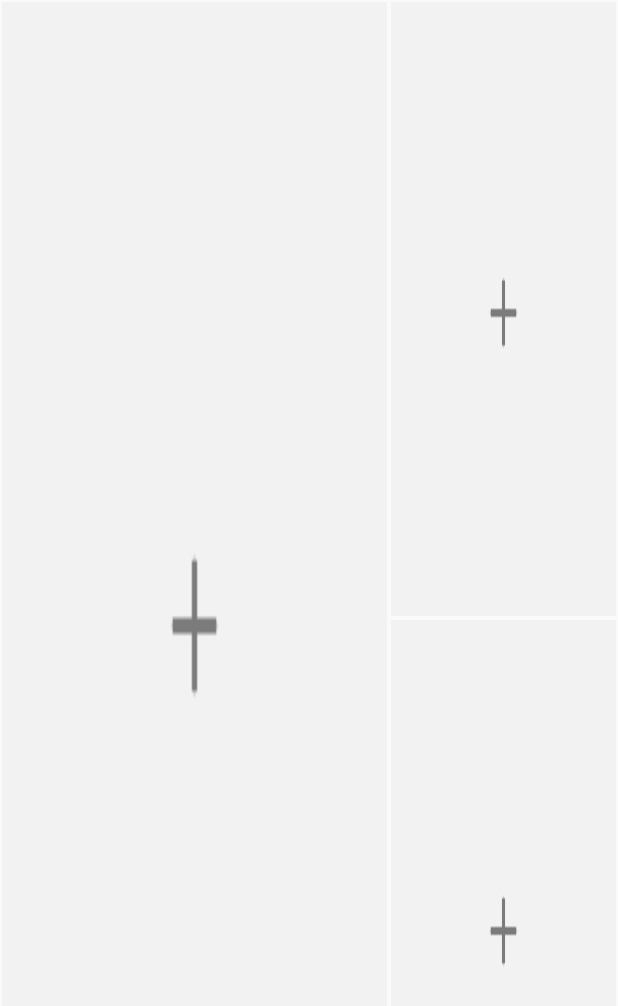
After one commit to kluge121/AlbumMaker, an Android app: the layout fragment_template2.xml on its own in the app's theme, with its tools: preview values and no code run, on a phone screen of 412 x 824 dp. The commit adds this screen. Shown: the top 1006 px of the screen. Run offline under Robolectric (Android 15) with nearby library versions, the light colour scheme and no system bars.

Commit message:
Album Template 선택 적용 구현

```diff
--- a/app/src/main/java/com/globe/albummaker/constants/TypeConstants.kt
+++ /dev/null
@@ -1 +0,0 @@
-package com.globe.albummaker.constants
--- a/app/src/main/java/com/globe/albummaker/constants/constants.kt
+++ b/app/src/main/java/com/globe/albummaker/constants/constants.kt
@@ -9,6 +9,7 @@ const val TEMPLATE_SELECT = 523
 
 const val LEFT_PAGE = 123
 const val RIGHT_PAGE = 456
+const val DOUBLE_PAGE = 789
 
 
 val album8BasePrice = arrayOf(20315, 25415, 23715, 28815)
@@ -38,4 +39,4 @@ val innerOption1 = arrayOf("무광", "유광", "레이플랫")
 val innerOption2 = arrayOf("무광")
 
 
-val albumType = arrayOf(R.layout.fragment_template0, R.layout.fragment_template1)
+val albumType = arrayOf(R.layout.fragment_template0, R.layout.fragment_template1, R.layout.fragment_template2, R.layout.fragment_template3)
--- a/app/src/main/java/com/globe/albummaker/view/album/AlbumEditActivity.kt
+++ b/app/src/main/java/com/globe/albummaker/view/album/AlbumEditActivity.kt
@@ -1,5 +1,6 @@
 package com.globe.albummaker.view.album
 
+import android.content.Intent
 import android.os.Bundle
 import android.util.Log
 import android.widget.LinearLayout
@@ -120,6 +121,4 @@ class AlbumEditActivity : StatusTransparentActivity() {
     private fun initStoredAlbum() {
 
     }
-
-
 }
--- a/app/src/main/java/com/globe/albummaker/view/album/AlbumTemplateSelectActivity.kt
+++ b/app/src/main/java/com/globe/albummaker/view/album/AlbumTemplateSelectActivity.kt
@@ -21,7 +21,7 @@ class AlbumTemplateSelectActivity : StatusTransparentActivity() {
     private var tabFlag: Boolean = true
     private val singleDeco = AlbumTemplateSingleItemDecoration(this)
     private val dualDeco = AlbumTemplateDualItemDecoration(this)
-
+    private var position: Int? = null
     lateinit var adapter: TemplateSelectAdapter
     override fun onCreate(savedInstanceState: Bundle?) {
         super.onCreate(savedInstanceState)
@@ -30,6 +30,7 @@ class AlbumTemplateSelectActivity : StatusTransparentActivity() {
         initWidget()
 
         isFirstPage = intent.getBooleanExtra("isFirstPage", false)
+        position = intent.getIntExtra("position", 0)
     }
 
     private fun initWidget() {
@@ -74,6 +75,8 @@ class AlbumTemplateSelectActivity : StatusTransparentActivity() {
     fun selectTemplateAndFinish(type: Int) {
         val intent = Intent()
         intent.putExtra("type", type)
+        intent.putExtra("isSingle", tabFlag)
+        intent.putExtra("position", position)
         setResult(TEMPLATE_SELECT, intent)
         finish()
     }
--- /dev/null
+++ b/app/src/main/res/layout/fragment_template2.xml
@@ -0,0 +1,61 @@
+<?xml version="1.0" encoding="utf-8"?>
+<androidx.constraintlayout.widget.ConstraintLayout xmlns:android="http://schemas.android.com/apk/res/android"
+    xmlns:app="http://schemas.android.com/apk/res-auto"
+    android:layout_width="match_parent"
+    android:layout_height="match_parent">
+
+
+    <androidx.constraintlayout.widget.Guideline
+        android:id="@+id/template2Guide1"
+        android:layout_width="wrap_content"
+        android:layout_height="wrap_content"
+        android:orientation="vertical"
+        app:layout_constraintGuide_percent="0.63" />
+
+    <androidx.constraintlayout.widget.Guideline
+        android:id="@+id/template2Guide2"
+        android:layout_width="wrap_content"
+        android:layout_height="wrap_content"
+        android:orientation="horizontal"
+        app:layout_constraintGuide_percent="0.5" />
+
+    <ImageView
+        android:id="@+id/template2Iv1"
+        android:layout_width="0dp"
+        android:layout_height="0dp"
+        android:layout_margin="1dp"
+        android:scaleType="fitXY"
+        android:src="@drawable/plus_photo"
+        app:layout_constraintBottom_toBottomOf="parent"
+        app:layout_constraintEnd_toEndOf="@id/template2Guide1"
+        app:layout_constraintHorizontal_bias="0.312"
+        app:layout_constraintStart_toStartOf="parent"
+        app:layout_constraintTop_toTopOf="parent" />
+
+    <ImageView
+        android:id="@+id/template2Iv2"
+        android:layout_width="0dp"
+        android:layout_height="0dp"
+        android:layout_margin="1dp"
+        android:scaleType="fitXY"
+
+        android:src="@drawable/plus_photo"
+        app:layout_constraintBottom_toBottomOf="@+id/template2Guide2"
+        app:layout_constraintEnd_toEndOf="parent"
+        app:layout_constraintStart_toStartOf="@id/template2Guide1"
+        app:layout_constraintTop_toTopOf="parent" />
+
+
+    <ImageView
+        android:id="@+id/template2Iv3"
+        android:layout_width="0dp"
+        android:layout_height="0dp"
+        android:layout_margin="1dp"
+        android:scaleType="fitXY"
+        android:src="@drawable/plus_photo"
+        app:layout_constraintBottom_toBottomOf="parent"
+        app:layout_constraintEnd_toEndOf="parent"
+        app:layout_constraintStart_toStartOf="@id/template2Guide1"
+        app:layout_constraintTop_toTopOf="@+id/template2Guide2" />
+
+</androidx.constraintlayout.widget.ConstraintLayout>
```
Also changed, not shown: app/src/main/java/com/globe/albummaker/view/album/adapter/TemplateSelectAdapter.kt (+5 -12 lines), app/src/main/java/com/globe/albummaker/view/album/fragment/AlbumEditFragment.kt (+34 -4 lines), app/src/main/java/com/globe/albummaker/view/album/fragment/album_type/TypeFragment.kt (+20 -13 lines), app/src/main/res/layout/fragment_template3.xml (added, +110 -0 lines).
